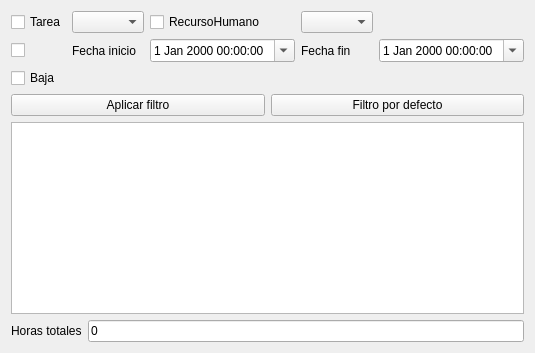
CocoMarck/administracionDeActividades, file views/ui/actividad_query_form.ui: the form before one commit.
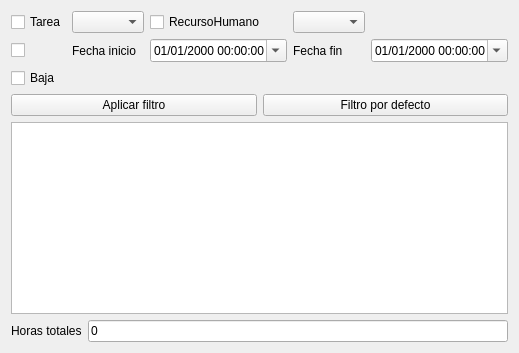
The form after the commit.

```diff
--- a/views/ui/actividad_query_form.ui
+++ b/views/ui/actividad_query_form.ui
@@ -59,6 +59,9 @@
      <item row="1" column="2">
       <widget class="QDateTimeEdit" name="start_datetime">
        <property name="calendarPopup"> <bool>true</bool> </property>
+       <property name="displayFormat">
+        <string>dd/MM/yyyy HH:mm:ss</string>
+       </property>
 
       </widget>
      </item>
@@ -75,6 +78,9 @@
      <item row="1" column="4">
       <widget class="QDateTimeEdit" name="end_datetime">
        <property name="calendarPopup"> <bool>true</bool> </property>
+       <property name="displayFormat">
+        <string>dd/MM/yyyy HH:mm:ss</string>
+       </property>
 
       </widget>
      </item>
```
